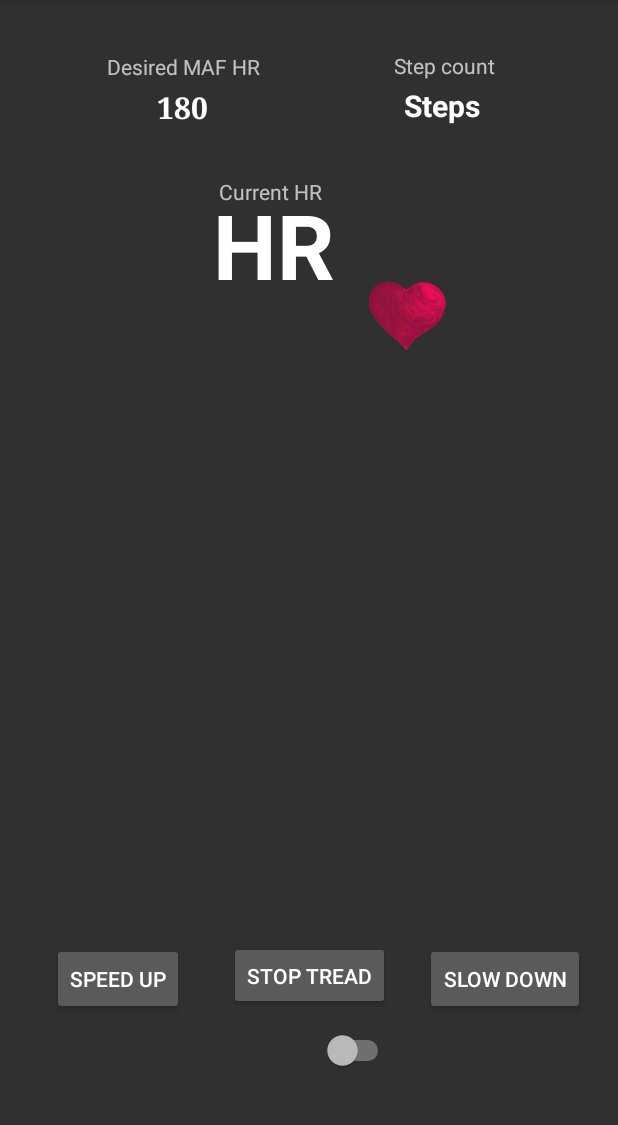
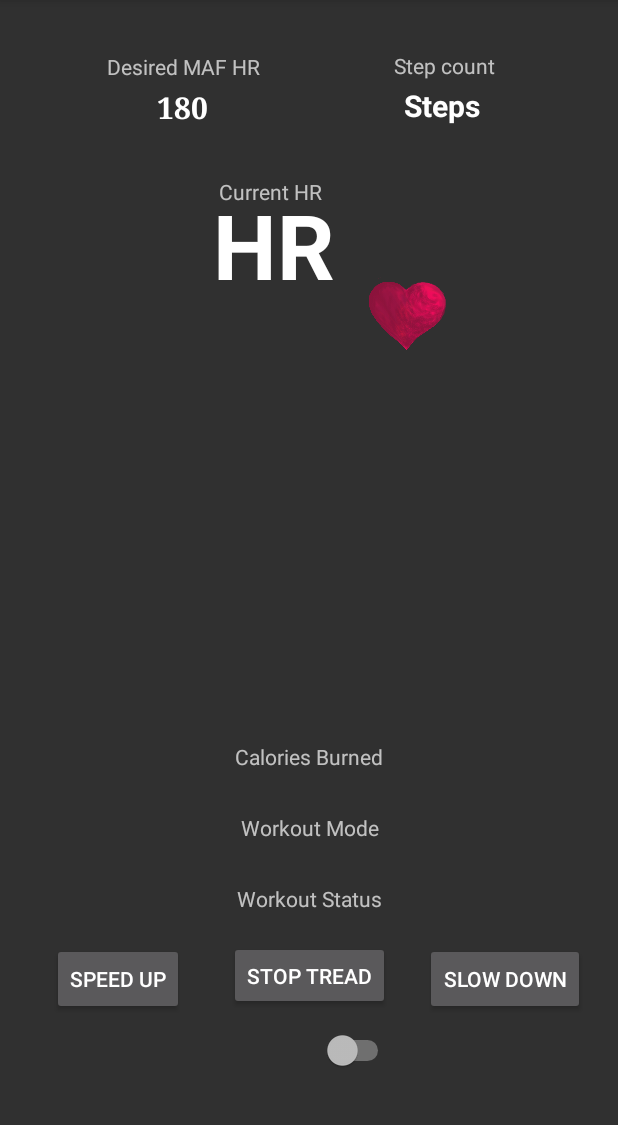
Before and after one commit to Castuh/MyApplication2, an Android app: the MafActivity screen opened directly, with no data from a screen before it, after a tap on "SUBMIT", on a phone screen of 412 x 824 dp, the part 84-1209 px from its top. Run offline under Robolectric (Android 15) with nearby library versions, the phone set to English and light mode, and no system bars; plain views replace AppCompatGraphView, GraphView; 2 statements that could not run were skipped.

Commit message:
Fixed save feature, added calories counter function and intent from mafactivity to carry over weight and age fixed A_Hr not receiving any hr data

```diff
--- a/app/src/main/java/com/example/surfacejosh/myapplication/MafActivity.java
+++ b/app/src/main/java/com/example/surfacejosh/myapplication/MafActivity.java
@@ -23,9 +23,10 @@ public class MafActivity extends AppCompatActivity {
     static int Maf_HR;
     //public BluetoothTestService bts1;
     int age = 0;
+    int weight = 0;
     private static final String SHARED_PREFS = "sharedprefs";
     private static final String AGE = "0";
-    private static final String WEIGHT = "0";
+    private static final String WEIGHT = "1";
     private String ages;
     private String weights;
 
@@ -38,7 +39,8 @@ public class MafActivity extends AppCompatActivity {
         Intent intent = new Intent(MafActivity.this, Maf_Final.class);
         intent.putExtra("MafHeartRate",hr);
         intent.putExtra("mah",hr);
-        intent.putExtra("Weigh",weights);
+        intent.putExtra("Weight",weight);
+        intent.putExtra("Age",age);
         //intent.putExtra("bts1", (Parcelable) bts1);
         startActivity(intent);
     }
@@ -46,6 +48,8 @@ public class MafActivity extends AppCompatActivity {
         //TIE = (TextInputEditText) findViewById(R.id.EnterAge);
         String AgeString = TIE.getText().toString();
         age = Integer.parseInt(AgeString);
+        String WeightString = TIEW.getText().toString();
+        weight = Integer.parseInt(WeightString);
         return 180 - age;
     }
 
--- a/app/src/main/java/com/example/surfacejosh/myapplication/Maf_Final.java
+++ b/app/src/main/java/com/example/surfacejosh/myapplication/Maf_Final.java
@@ -36,6 +36,7 @@ public class Maf_Final extends AppCompatActivity {
     private TextView MAF_HR;
     private TextView Actual_hr;
     private TextView StepCountView;
+    private TextView Calories;
     private Button Speedup;
     //boolean displayhr = false;
     private ImageView CIRCLE;
@@ -47,9 +48,14 @@ public class Maf_Final extends AppCompatActivity {
     int Stepcount;
     String speedvalue;
     int MAFHR;
+    int age = 0;
     int mafhr2;
     int stateofwarmup =0;
+
+    int weight = 0;
     int A_Hr = 60;
+    int calint = 0;
+    float caloriesburned = 0.0f;
     //  TREADMILL  speedup/slowdown/ and stop or ( no speed change )
     String startup ="1";
     String spdup = "2";
@@ -64,9 +70,9 @@ public class Maf_Final extends AppCompatActivity {
     int seconds = 0;
     int secondsdisplay = 0;
     int Mafworkoutstate = 0;
-    int MafEndSecs1 = 100; // 300 seconds   Change to 10,10,10 to test each phase of workout
-    int MafEndSecs2 = 200; //600
-    int MafEndSecs3 = 100; //300
+    int MafEndSecs1 = 75; // 300 seconds   Change to 10,10,10 to test each phase of workout
+    int MafEndSecs2 = 150; //600
+    int MafEndSecs3 = 75; //300
     //int hrdur;
     BluetoothTestService bts;
 
@@ -157,6 +163,7 @@ public class Maf_Final extends AppCompatActivity {
         Speedup = (Button) findViewById(R.id.speedup);
         SpeedDown = (Button) findViewById(R.id.speeddown);
         SpeedStop = (Button) findViewById(R.id.speedstop);
+        Calories = (TextView) findViewById(R.id.CALORIESBURNED);
        // GRAPH = (GraphView) findViewById(R.id.graph);
         /*LineGraphSeries<DataPoint> series = new LineGraphSeries<>(new DataPoint[] {
                 new DataPoint(0, 1),
@@ -169,8 +176,12 @@ public class Maf_Final extends AppCompatActivity {
         if (extras != null) {
             MAFHR = extras.getInt("MafHeartRate");
             mafhr2 = MAFHR;
+            weight = extras.getInt("Weight");
+            //weight = Integer.parseInt(WeightI);
+            age = extras.getInt("Age");
 
         }
+        //weight = Integer.parseInt(WeightI);
         final IntentFilter filter = new IntentFilter();
         filter.addAction(bts.ACTION_DATA_RECEIVED_FIT_TRACKER);
         Intent gattServiceIntent = new Intent(this, BluetoothTestService.class);
@@ -296,7 +307,7 @@ public class Maf_Final extends AppCompatActivity {
 
                                     if (MAF_Switch.isChecked() == true && seconds%2 == 0 && Mafworkoutstate == 0 && hrignore == true) {
                                         bts.writeSpeedCharacteristic("0");
-                                        WORKOUT_START.setText("P1: Waiting for HR");
+                                        WORKOUT_START.setText("P1: Waiting for HR "+seconds);
 
                                     }else if (MAF_Switch.isChecked() == true && seconds%3 == 0 && Mafworkoutstate == 0 && !hrignore == true) {
                                            // WORKOUT_START.setText("P1: 3 Seconds gone by: total seconds: " + (seconds));
@@ -320,10 +331,19 @@ public class Maf_Final extends AppCompatActivity {
                                     } catch (Exception e) {
                                         e.printStackTrace();
                                     }
+                                    try{
+
+                                        Calories.setText(CalcCalories(seconds)+" Calories Burned");
+
+                                    } catch (Exception e){
+
+                                    }
                                     if (seconds == MafEndSecs1){
                                         Mafworkoutstate++;
                                     }
                                 }
+
+
                             }
 
 
@@ -379,7 +399,7 @@ public class Maf_Final extends AppCompatActivity {
 
                                         if (MAF_Switch.isChecked() == true && seconds%2 == 0 && Mafworkoutstate == 1 && hrignore == true) {
                                             bts.writeSpeedCharacteristic("0");
-                                            WORKOUT_START.setText("Waiting for HR");
+                                            WORKOUT_START.setText("Waiting for HR "+seconds);
 
                                         }else if (MAF_Switch.isChecked() == true && seconds%3 == 0 && Mafworkoutstate == 1 && !hrignore == true) {
                                             //WORKOUT_START.setText("P2: 3 Seconds gone by: total seconds: " + (seconds));
@@ -401,6 +421,13 @@ public class Maf_Final extends AppCompatActivity {
                                         }
                                     } catch (Exception e) {
                                         e.printStackTrace();
+                                    }
+                                    try{
+
+                                        Calories.setText(CalcCalories(seconds)+" Calories Burned");
+
+                                    } catch (Exception e){
+
                                     }
                                     if (seconds - MafEndSecs1 == MafEndSecs2){
                                         Mafworkoutstate++;
@@ -456,11 +483,12 @@ public class Maf_Final extends AppCompatActivity {
                                                 hrignore = true;
                                             }
 
-                                            if (MAF_Switch.isChecked() == true && seconds%2 == 0 && Mafworkoutstate == 2 && hrignore == true) {
+                                           /* if (MAF_Switch.isChecked() == true && seconds%2 == 0 && Mafworkoutstate == 2 && hrignore == true) {
                                                 bts.writeSpeedCharacteristic("0");
-                                                WORKOUT_START.setText("Waiting for HR");
+                                                WORKOUT_START.setText("Waiting for HR "+seconds);
 
-                                            }else if (MAF_Switch.isChecked() == true && seconds%3 == 0 && Mafworkoutstate == 2&& !hrignore == true) {
+                                            }else*/
+                                           if (MAF_Switch.isChecked() == true && seconds%3 == 0 && Mafworkoutstate == 2&& !hrignore == true) {
                                                // WORKOUT_START.setText("P3: 3 Seconds gone by: total seconds: " + (seconds));
                                                 //if(A_Hr > MAFHR) {
                                                     bts.writeSpeedCharacteristic(spdown);
@@ -469,6 +497,13 @@ public class Maf_Final extends AppCompatActivity {
                                             }
                                         } catch (Exception e) {
                                             e.printStackTrace();
+                                        }
+                                        try{
+
+                                            Calories.setText(CalcCalories(seconds)+" Calories Burned");
+
+                                        } catch (Exception e){
+
                                         }
                                         if (seconds == MafEndSecs3+ MafEndSecs2 +MafEndSecs1){
                                             //TODO:: End workout.
@@ -504,7 +539,18 @@ public class Maf_Final extends AppCompatActivity {
         });
 
     }
+    private int CalcCalories(int time){
+        String hrvalue = bts.getCapSenseValue();
 
+            //if(hrvalue.compareToIgnoreCase("...") == 0){//do nothing
+            //}
+            //else{
+            caloriesburned = (-1f)*(((float) age * 0.2017f) - ((float) weight * 0.09036f) + ((float) A_Hr * 0.6309f) - 55.0969f) * time / 251.04f;
+            calint = (int)caloriesburned;
+            //}
+
+      return calint;
+    }
     private final BroadcastReceiver mBleUpdateReceiver = new BroadcastReceiver() {
         @Override
         public void onReceive(Context context, Intent intent) {
@@ -524,7 +570,12 @@ public class Maf_Final extends AppCompatActivity {
 
                     Actual_hr.setText(hrvalue);
                     StepCountView.setText(stpvalue);
-                    //A_Hr = Integer.parseInt(hrvalue);
+                    if(hrvalue.compareToIgnoreCase("...") == 0){
+
+                    }else{
+                        A_Hr = Integer.parseInt(hrvalue);
+                    }
+
 
                 default:
                     break;
--- a/app/src/main/res/layout/activity_maf__final.xml
+++ b/app/src/main/res/layout/activity_maf__final.xml
@@ -150,6 +150,7 @@
         android:layout_marginTop="496dp"
         android:layout_marginEnd="8dp"
         android:layout_marginBottom="50dp"
+        android:text="Workout Status"
         android:textAlignment="center"
         app:layout_constraintBottom_toTopOf="@+id/MAF_Switch"
         app:layout_constraintEnd_toEndOf="parent"
@@ -165,8 +166,25 @@
         android:layout_marginTop="8dp"
         android:layout_marginEnd="8dp"
         android:layout_marginBottom="8dp"
+        android:text="Workout Mode"
         android:textAlignment="center"
         app:layout_constraintBottom_toTopOf="@+id/WORKOUT_START"
+        app:layout_constraintEnd_toEndOf="parent"
+        app:layout_constraintStart_toStartOf="parent"
+        app:layout_constraintTop_toTopOf="parent"
+        app:layout_constraintVertical_bias="1.0" />
+
+    <TextView
+        android:id="@+id/CALORIESBURNED"
+        android:layout_width="333dp"
+        android:layout_height="39dp"
+        android:layout_marginStart="8dp"
+        android:layout_marginTop="412dp"
+        android:layout_marginEnd="8dp"
+        android:layout_marginBottom="8dp"
+        android:text="Calories Burned"
+        android:textAlignment="center"
+        app:layout_constraintBottom_toTopOf="@+id/WORKOUT_MODE"
         app:layout_constraintEnd_toEndOf="parent"
         app:layout_constraintStart_toStartOf="parent"
         app:layout_constraintTop_toTopOf="parent"
```
Also changed, not shown: app/src/main/java/com/example/surfacejosh/myapplication/BluetoothTestService.java (+18 -269 lines).
